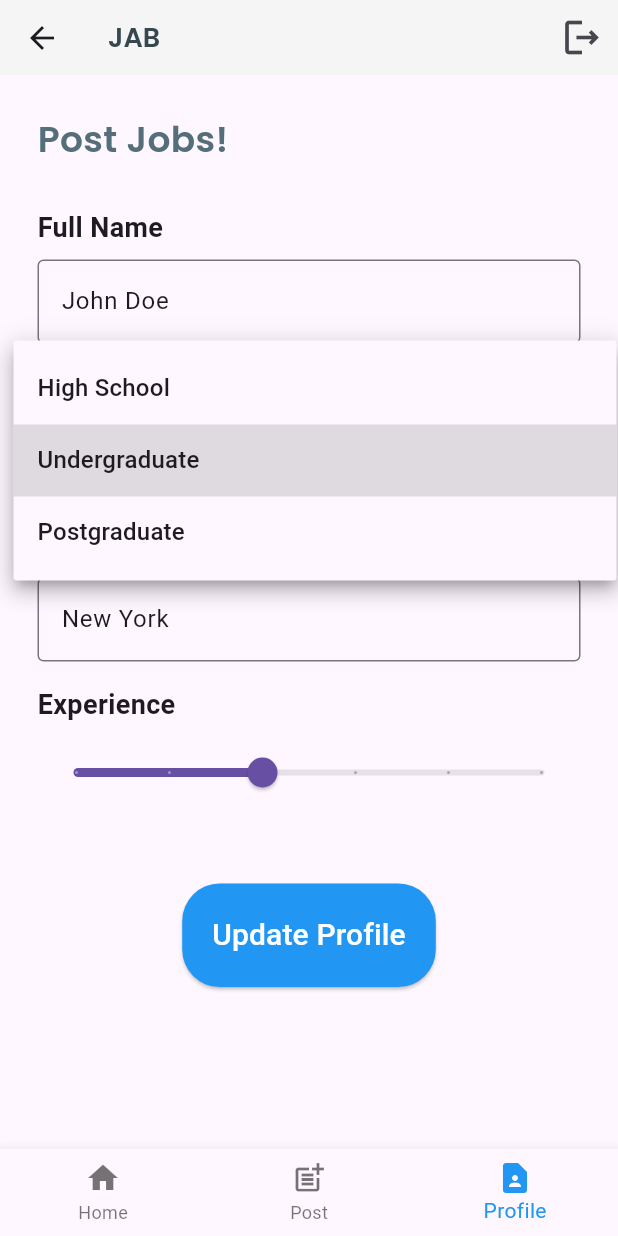
After one commit to ChernetAsmamaw/Job_app_mod, a Flutter app: the PostPage screen opened directly, item 3 of the bottom bar chosen, after a tap on "Undergraduate", on a phone screen of 412 x 824 dp. The commit adds this screen. Run offline on Flutter 3.47's test engine with Material 3 defaults, Android fonts, the phone set to English and light mode, and no system bars; our stand-ins replace cloud_firestore, firebase_auth, firebase_core, google_sign_in; accounts and stored records are empty.

Commit message:
nav improvment

```diff
--- a/lib/pages/post_page.dart
+++ b/lib/pages/post_page.dart
@@ -3,6 +3,7 @@ import 'package:firebase_auth/firebase_auth.dart';
 import 'package:flutter/material.dart';
 import 'package:job_application_portal/models/post.dart';
 import 'home_page.dart';
+import 'profile_page.dart';
 
 class PostPage extends StatefulWidget {
   final User user;
@@ -57,7 +58,7 @@ class _PostPageState extends State<PostPage> {
         backgroundColor: Colors.grey[100],
         toolbarHeight: 50,
         title: Text(
-          'Welcome ' + widget.user.email!,
+          'JAB',
           style: TextStyle(
             color: Colors.blueGrey[800],
             fontFamily: 'Poppins',
@@ -202,6 +203,10 @@ class _PostPageState extends State<PostPage> {
             icon: Icon(Icons.post_add),
             label: 'Post',
           ),
+          BottomNavigationBarItem(
+            icon: Icon(Icons.contact_page),
+            label: 'Profile',
+          ),
         ],
         currentIndex: 1,
         selectedItemColor: Colors.blue,
@@ -213,6 +218,13 @@ class _PostPageState extends State<PostPage> {
                 builder: (context) => HomePage(),
               ),
             );
+          } else if (index == 2) {
+            Navigator.pushReplacement(
+              context,
+              MaterialPageRoute(
+                builder: (context) => ProfilePage(),
+              ),
+            );
           }
         },
       ),
--- /dev/null
+++ b/lib/pages/profile_page.dart
@@ -0,0 +1,216 @@
+import 'package:flutter/material.dart';
+import 'package:firebase_auth/firebase_auth.dart';
+
+import 'post_page.dart';
+import 'home_page.dart';
+
+class ProfilePage extends StatefulWidget {
+  @override
+  _ProfilePageState createState() => _ProfilePageState();
+}
+
+class _ProfilePageState extends State<ProfilePage> {
+  String _fullName = 'John Doe';
+  String _education = 'Undergraduate';
+  String _location = 'New York';
+  int _experience = 2;
+
+  int _selectedIndex = 0;
+  void _onNavigationTapped(int index) {
+    setState(() {
+      _selectedIndex = index;
+    });
+  }
+
+  @override
+  Widget build(BuildContext context) {
+    return Scaffold(
+      appBar: AppBar(
+        backgroundColor: Colors.grey[100],
+        toolbarHeight: 50,
+        title: Text(
+          'JAB',
+          style: TextStyle(
+            color: Colors.blueGrey[800],
+            fontFamily: 'Poppins',
+            fontWeight: FontWeight.bold,
+            fontSize: 18.0,
+          ),
+        ),
+        actions: [
+          IconButton(
+            onPressed: () {},
+            icon: Icon(
+              Icons.logout_outlined,
+              size: 30,
+            ),
+          ),
+        ],
+      ),
+      body: Padding(
+        padding: const EdgeInsets.all(25.0),
+        child: Column(
+          crossAxisAlignment: CrossAxisAlignment.start,
+          children: [
+            Text(
+              'Post Jobs!',
+              style: TextStyle(
+                  color: Colors.blueGrey[600],
+                  fontFamily: 'Poppins',
+                  fontSize: 24.0,
+                  fontWeight: FontWeight.bold),
+            ),
+            SizedBox(height: 30.0),
+            Text(
+              'Full Name',
+              style: TextStyle(
+                fontWeight: FontWeight.bold,
+                fontSize: 18,
+              ),
+            ),
+            SizedBox(height: 8),
+            TextFormField(
+              initialValue: _fullName,
+              decoration: InputDecoration(
+                border: OutlineInputBorder(),
+              ),
+              onChanged: (value) {
+                setState(() {
+                  _location = value;
+                });
+              },
+            ),
+            SizedBox(height: 16),
+            Text(
+              'Education',
+              style: TextStyle(
+                fontWeight: FontWeight.bold,
+                fontSize: 18,
+              ),
+            ),
+            SizedBox(height: 8),
+            DropdownButtonFormField<String>(
+              value: _education,
+              decoration: InputDecoration(
+                border: OutlineInputBorder(),
+              ),
+              onChanged: (value) {
+                setState(() {
+                  _education = value!;
+                });
+              },
+              items: [
+                DropdownMenuItem<String>(
+                  value: 'High School',
+                  child: Text('High School'),
+                ),
+                DropdownMenuItem<String>(
+                  value: 'Undergraduate',
+                  child: Text('Undergraduate'),
+                ),
+                DropdownMenuItem<String>(
+                  value: 'Postgraduate',
+                  child: Text('Postgraduate'),
+                ),
+              ],
+            ),
+            SizedBox(height: 16),
+            Text(
+              'Location',
+              style: TextStyle(
+                fontWeight: FontWeight.bold,
+                fontSize: 18,
+              ),
+            ),
+            SizedBox(height: 8),
+            TextFormField(
+              initialValue: _location,
+              decoration: InputDecoration(
+                border: OutlineInputBorder(),
+              ),
+              onChanged: (value) {
+                setState(() {
+                  _location = value;
+                });
+              },
+            ),
+            SizedBox(height: 16),
+            Text(
+              'Experience',
+              style: TextStyle(
+                fontWeight: FontWeight.bold,
+                fontSize: 18,
+              ),
+            ),
+            SizedBox(height: 8),
+            Slider(
+              value: _experience.toDouble(),
+              min: 0,
+              max: 5,
+              divisions: 5,
+              label: _experience.toString(),
+              onChanged: (value) {
+                setState(() {
+                  _experience = value.round();
+                });
+              },
+            ),
+            SizedBox(height: 50),
+            Center(
+              child: ElevatedButton(
+                onPressed: () {/*_updateProfile,*/},
+                style: ElevatedButton.styleFrom(
+                  padding: EdgeInsets.all(20),
+                  backgroundColor: Colors.blue,
+                  shape: RoundedRectangleBorder(
+                      borderRadius: BorderRadius.circular(25)),
+                ),
+                child: Text(
+                  'Update Profile',
+                  style: TextStyle(fontSize: 20, color: Colors.white),
+                ),
+              ),
+            ),
+          ],
+        ),
+      ),
+      bottomNavigationBar: BottomNavigationBar(
+        type: BottomNavigationBarType.fixed,
+        items: const <BottomNavigationBarItem>[
+          BottomNavigationBarItem(
+            icon: Icon(Icons.home),
+            label: 'Home',
+          ),
+          BottomNavigationBarItem(
+            icon: Icon(Icons.post_add),
+            label: 'Post',
+          ),
+          BottomNavigationBarItem(
+            icon: Icon(Icons.contact_page),
+            label: 'Profile',
+          ),
+        ],
+        currentIndex: 2,
+        selectedItemColor: Colors.blue,
+        onTap: (index) {
+          if (index == 0) {
+            Navigator.pushReplacement(
+              context,
+              MaterialPageRoute(
+                builder: (context) => HomePage(),
+              ),
+            );
+          } else if (index == 1) {
+            Navigator.pushReplacement(
+              context,
+              MaterialPageRoute(
+                builder: (context) =>
+                    PostPage(user: FirebaseAuth.instance.currentUser!),
+              ),
+            );
+          }
+        },
+      ),
+    );
+  }
+}
```
Also changed, not shown: lib/components/job_card.dart (+10 -6 lines), lib/pages/home_page.dart (+14 -3 lines), lib/pages/job_details_page.dart (+43 -88 lines).
